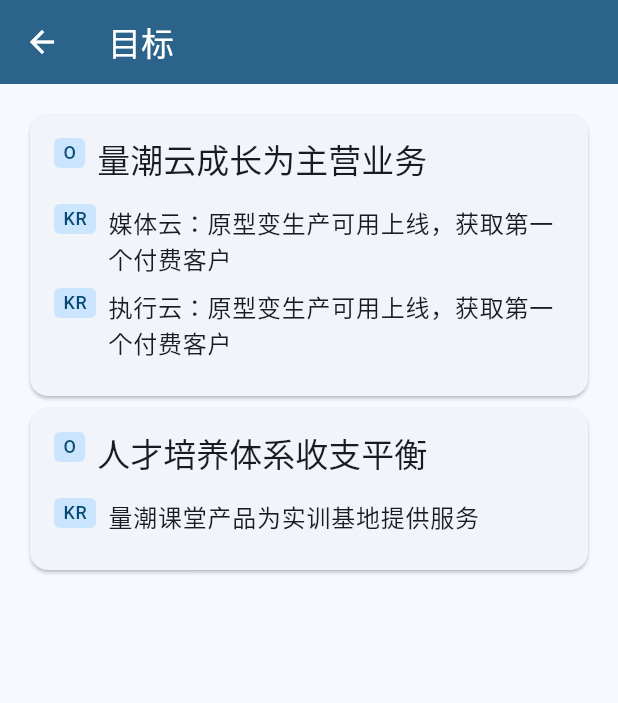
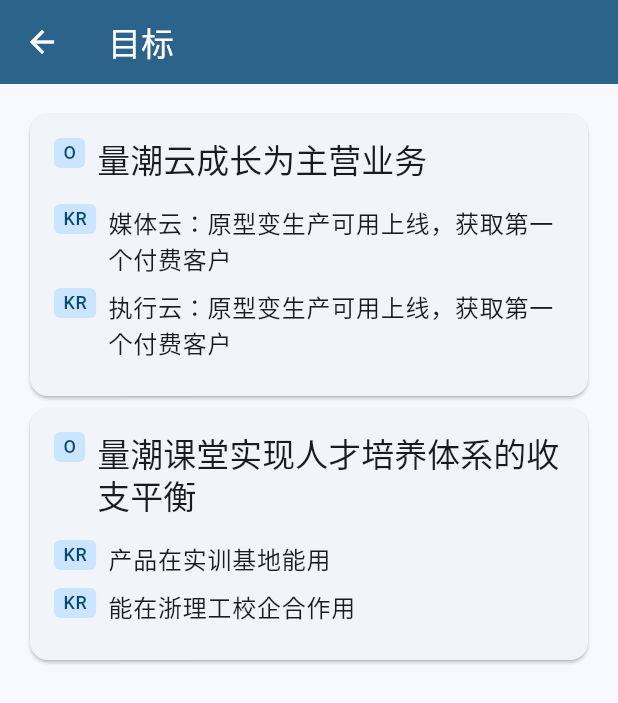
Before and after one commit to quanttide/qtcloud-execute, a Flutter app: the GoalPage screen opened directly, on a phone screen of 412 x 824 dp. Shown: the top 703 px of the screen. Run offline on Flutter 3.47's test engine with Material 3 defaults, Android fonts, the phone set to English and light mode, and no system bars; our stand-ins replace flutter_bloc, go_router; network calls fail.

Commit message:
docs(studio): 量潮课堂 OKR 细化——O 收支平衡，KR 实训基地能用与浙理工校企合作

```diff
--- a/src/studio/lib/screens/goal_page.dart
+++ b/src/studio/lib/screens/goal_page.dart
@@ -2,7 +2,7 @@
 
 /// 目标页：一个 OKR 一张卡片，O 与 KR 明确标注。
 ///
-/// v0.1.x 内置内容（与 profile qtcloud / qtclass「目标」一致）；服务端目标 API
+/// v0.1.x 内置内容（参考 profile 各业务「目标」）；服务端目标 API
 /// 落地后改由仓储注入。进度由挂载任务的真实状态计算，不在本页写死。
 class GoalPage extends StatelessWidget {
   const GoalPage({super.key});
@@ -17,8 +17,11 @@
       ],
     ),
     (
-      '人才培养体系收支平衡',
-      ['量潮课堂产品为实训基地提供服务'],
+      '量潮课堂实现人才培养体系的收支平衡',
+      [
+        '产品在实训基地能用',
+        '能在浙理工校企合作用',
+      ],
     ),
   ];
 
```
Also changed, not shown: 1 other file.
